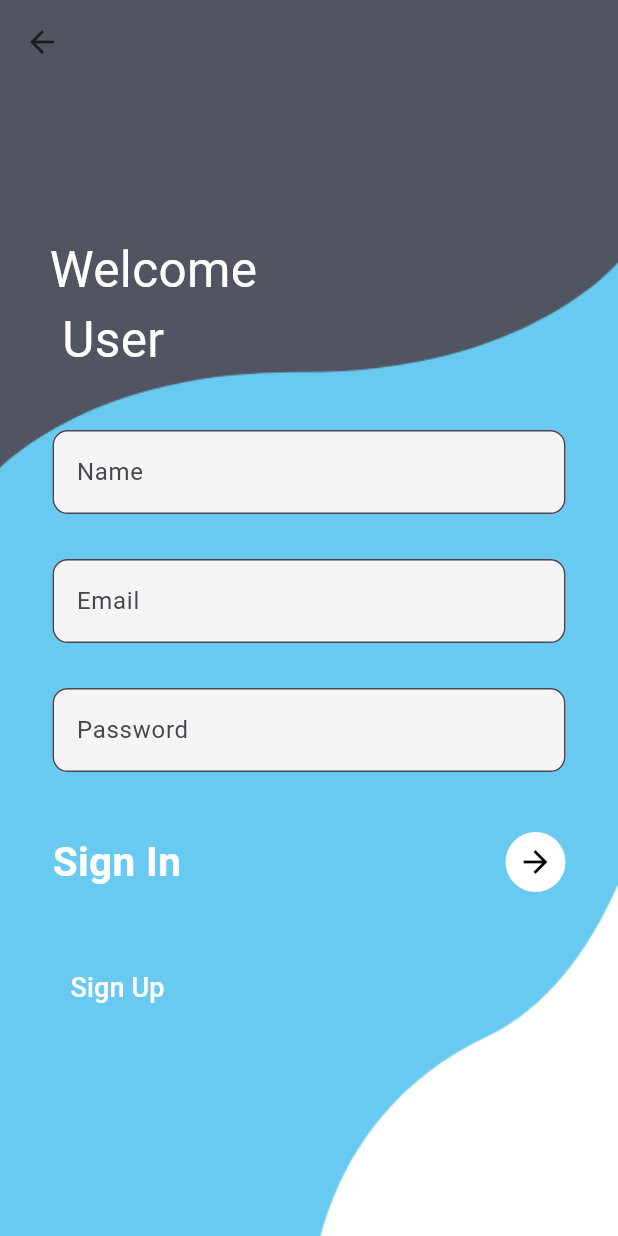
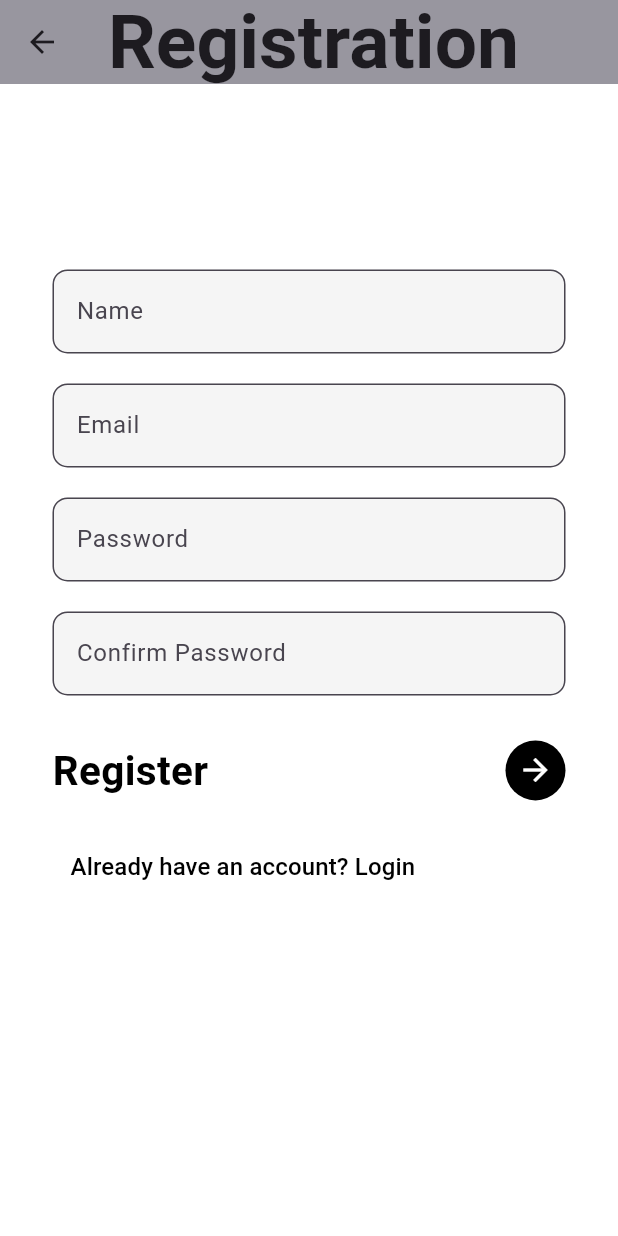
Before and after one commit to Harshcs21/Maddy_care, a Flutter app: the screen it shows after launch, after a tap on "Sign Up", on a phone screen of 412 x 824 dp. Run offline on Flutter 3.47's test engine with Material 3 defaults, Android fonts, the phone set to English and light mode, and no system bars.

Commit message:
login page, registration,

```diff
--- a/lib/main.dart
+++ b/lib/main.dart
@@ -1,4 +1,7 @@
 import 'package:flutter/material.dart';
+import 'package:flutter_pro/doctorinfo.dart';
+import 'package:flutter_pro/forgotpassword.dart';
+import 'start.dart'; // Import the file where MyStart is defined
 import 'package:flutter_pro/login.dart';
 import 'package:flutter_pro/register.dart';
 
@@ -6,10 +9,13 @@ void main() {
   runApp(MaterialApp(
     debugShowCheckedModeBanner: false,
     theme: ThemeData.light(),
-    initialRoute: 'login',
+    initialRoute: 'start',
     routes: {
-      'login' : (context) => MyLogin(),
-      'register': (context) => MyRegister()
-    }
+      'start': (context) => const MyStart(), // Use MyStart here
+      'login': (context) => MyLogin(),
+      'register': (context) => MyRegister(),
+      'doctorinfo' : (context) => MyDoctor(),
+      'forgotpassword' : (context) => MyForgotPassword()
+    },
   ));
 }
--- a/lib/register.dart
+++ b/lib/register.dart
@@ -1,43 +1,50 @@
 import 'package:flutter/material.dart';
+import 'package:flutter_pro/doctorinfo.dart';
+import 'package:flutter_pro/login.dart';
 
 class MyRegister extends StatefulWidget {
-  const MyRegister({super.key});
+  const MyRegister({Key? key}) : super(key: key);
 
   @override
   State<MyRegister> createState() => _MyRegisterState();
 }
 
 class _MyRegisterState extends State<MyRegister> {
+  TextEditingController _passwordController = TextEditingController();
+  TextEditingController _confirmPasswordController = TextEditingController();
+
+  String _password = '';
+  String _confirmPassword = '';
+
   @override
   Widget build(BuildContext context) {
     return Container(
-      decoration: BoxDecoration(
-          image: DecorationImage(
-              image: AssetImage('assets/register.png'),
-              fit: BoxFit.cover
-          )
-      ),
+      color: Colors.white,
+      child: SafeArea(
         child: Scaffold(
           appBar: AppBar(
-          backgroundColor: Colors.transparent,
-          elevation: 0,
+            title: Text(
+              'Registration',
+              style: TextStyle(
+                // color: Colors.black,
+                fontSize: 50,
+                fontWeight: FontWeight.bold,
               ),
-        backgroundColor: Colors.transparent,
+            ),
+            centerTitle: true,
+            backgroundColor: Colors.grey,
+            elevation: 5,
+          ),
+          backgroundColor: Colors.white,
           body: Stack(
             children: [
-            Container(
-              padding: EdgeInsets.only(left: 33, top: 100),
-              child: Text('Welcome \n User', style: TextStyle(
-                color: Colors.white,
-                fontSize: 33,),
-              ),
-            ),
               SingleChildScrollView(
                 child: Container(
                   padding: EdgeInsets.only(
-                        top: MediaQuery.of(context).size.height*0.28,
+                    top: MediaQuery.of(context).size.height * 0.15,
                     right: 35,
-                      left: 35),
+                    left: 35,
+                  ),
                   child: Column(
                     children: [
                       TextField(
@@ -46,88 +53,137 @@ class _MyRegisterState extends State<MyRegister> {
                           filled: true,
                           hintText: "Name",
                           border: OutlineInputBorder(
-                                borderRadius: BorderRadius.circular((10))
-                            )
+                            borderRadius: BorderRadius.circular(10),
                           ),
                         ),
-                      SizedBox(
-                        height: 30,
                       ),
+                      SizedBox(height: 20),
                       TextField(
                         decoration: InputDecoration(
                           fillColor: Colors.grey.shade100,
                           filled: true,
                           hintText: "Email",
                           border: OutlineInputBorder(
-                                borderRadius: BorderRadius.circular((10))
-                            )
+                            borderRadius: BorderRadius.circular(10),
                           ),
                         ),
-                      SizedBox(
-                        height: 30,
                       ),
+                      SizedBox(height: 20),
                       TextField(
                         obscureText: true,
+                        controller: _passwordController,
+                        onChanged: (value) {
+                          setState(() {
+                            _password = value;
+                          });
+                        },
                         decoration: InputDecoration(
-
                           fillColor: Colors.grey.shade100,
                           filled: true,
                           hintText: "Password",
                           border: OutlineInputBorder(
-                                borderRadius: BorderRadius.circular((10))
-                            )
+                            borderRadius: BorderRadius.circular(10),
                           ),
                         ),
-                      SizedBox(
-                        height: 40,
                       ),
+                      SizedBox(height: 20),
+                      TextField(
+                        obscureText: true,
+                        controller: _confirmPasswordController,
+                        onChanged: (value) {
+                          setState(() {
+                            _confirmPassword = value;
+                          });
+                        },
+                        decoration: InputDecoration(
+                          fillColor: Colors.grey.shade100,
+                          filled: true,
+                          hintText: "Confirm Password",
+                          border: OutlineInputBorder(
+                            borderRadius: BorderRadius.circular(10),
+                          ),
+                        ),
+                      ),
+                      SizedBox(height: 30),
                       Row(
                         mainAxisAlignment: MainAxisAlignment.spaceBetween,
                         children: [
-                          Text('Sign In', style: TextStyle(
-                              color: Colors.white,
+                          Text(
+                            'Register',
+                            style: TextStyle(
+                              color: Colors.black,
                               fontSize: 27,
-                              fontWeight: FontWeight.w700
-
-                          ),),
+                              fontWeight: FontWeight.w700,
+                            ),
+                          ),
                           CircleAvatar(
                             radius: 20,
-                              backgroundColor: Colors.white,
+                            backgroundColor: Colors.black,
                             child: IconButton(
-                                  color: Colors.black,
-                                  onPressed: (){},
-                                  icon : Icon(Icons.arrow_forward)
-
-                              )
+                              color: Colors.white,
+                              onPressed: () {
+                                // Check if passwords match
+                                if (_password == _confirmPassword) {
+                                  // Passwords match, perform registration
+                                  // This is just an example navigation
+                                  Navigator.pushReplacement(
+                                    context,
+                                    MaterialPageRoute(
+                                      builder: (context) => MyDoctor(),
+                                    ),
+                                  );
+                                } else {
+                                  // Passwords don't match, show an error or alert
+                                  showDialog(
+                                    context: context,
+                                    builder: (context) {
+                                      return AlertDialog(
+                                        title: Text('Error'),
+                                        content: Text('Passwords do not match'),
+                                        actions: [
+                                          TextButton(
+                                            onPressed: () {
+                                              Navigator.pop(context);
+                                            },
+                                            child: Text('OK'),
+                                          ),
+                                        ],
+                                      );
+                                    },
+                                  );
+                                }
+                              },
+                              icon: Icon(Icons.arrow_forward),
+                            ),
                           )
                         ],
                       ),
-                      SizedBox(
-                        height: 40,
-                      ),
+                      SizedBox(height: 20),
                       Row(
                         mainAxisAlignment: MainAxisAlignment.spaceBetween,
                         children: [
-                          TextButton(onPressed: (){
-                            Navigator.pushNamed(context, 'register');
+                          TextButton(
+                            onPressed: () {
+                              Navigator.pushReplacementNamed(context, 'login');
                             },
-                              child: Text('Sign Up', style: TextStyle(
-                                // decoration: TextDecoration.underline,
-                                fontSize: 18,
-                                color: Colors.white,
+                            child: Text(
+                              'Already have an account? Login',
+                              style: TextStyle(
+                                fontSize: 16,
+                                color: Colors.black,
                               ),
-                              )),
-
+                            ),
+                          ),
                         ],
-
-                      )
+                      ),
                     ],
-                  )
+                  ),
                 ),
               ),
             ],
           ),
         ),
+      ),
     );
   }
 }
--- /dev/null
+++ b/lib/start.dart
@@ -0,0 +1,52 @@
+import 'package:flutter/material.dart';
+import 'dart:async';
+import 'login.dart'; // Import the file where MyLogin is defined
+
+class MyStart extends StatefulWidget {
+  const MyStart({Key? key}) : super(key: key);
+
+  @override
+  State<MyStart> createState() => _MyStartState();
+}
+
+class _MyStartState extends State<MyStart> {
+  @override
+  void initState() {
+    super.initState();
+    // Add a delay using a Future to simulate a splash screen
+    Future.delayed(const Duration(seconds: 4), () {
+      // Navigate to the login page after the delay
+      Navigator.pushReplacement(
+        context,
+        MaterialPageRoute(builder: (context) => MyLogin()), // Use MyLogin here
+      );
+    });
+  }
+
+  @override
+  Widget build(BuildContext context) {
+    return Scaffold(
+      backgroundColor: Colors.white, // Set background color as per your design
+      body: Center(
+        child: Column(
+          mainAxisAlignment: MainAxisAlignment.center,
+          children: [
+            Image.asset(
+              'assets/splash.png', // Replace with the actual path to your image
+              width: 150, // Adjust width as needed
+              height: 150, // Adjust height as needed
+            ),
+            SizedBox(height: 16), // Adjust the spacing between image and text
+            Text(
+              'Welcome to Meddy Care',
+              style: TextStyle(
+                fontSize: 18,
+                fontWeight: FontWeight.bold,
+              ),
+            ),
+          ],
+        ),
+      ),
+    );
+  }
+}
```
Also changed, not shown: lib/doctorinfo.dart (added, +40 -0 lines), lib/forgotpassword.dart (added, +17 -0 lines), lib/login.dart (+14 -3 lines), 3 other files. Lines whose indentation alone changed are shown as unchanged.
